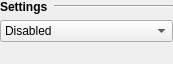
This is src/gui/designer/wdgSettingsCheats.ui in punesemu/puNES as Qt 5 draws it before an edit. The edited form follows.
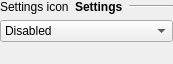
This is the edited form. Custom widgets are drawn as their Qt base class.

What changed in the file:
```diff
--- a/src/gui/designer/wdgSettingsCheats.ui
+++ b/src/gui/designer/wdgSettingsCheats.ui
@@ -33,6 +33,13 @@
     <layout class="QGridLayout" name="gridLayout_Cheats">
      <item row="0" column="0" colspan="2">
       <layout class="QHBoxLayout" name="horizontalLayout_Cheats_settings">
+       <item>
+        <widget class="QLabel" name="icon_Cheats_settings">
+         <property name="text">
+          <string notr="true">Settings icon</string>
+         </property>
+        </widget>
+       </item>
        <item>
         <widget class="QLabel" name="label_Cheats_settings">
          <property name="font">
```
